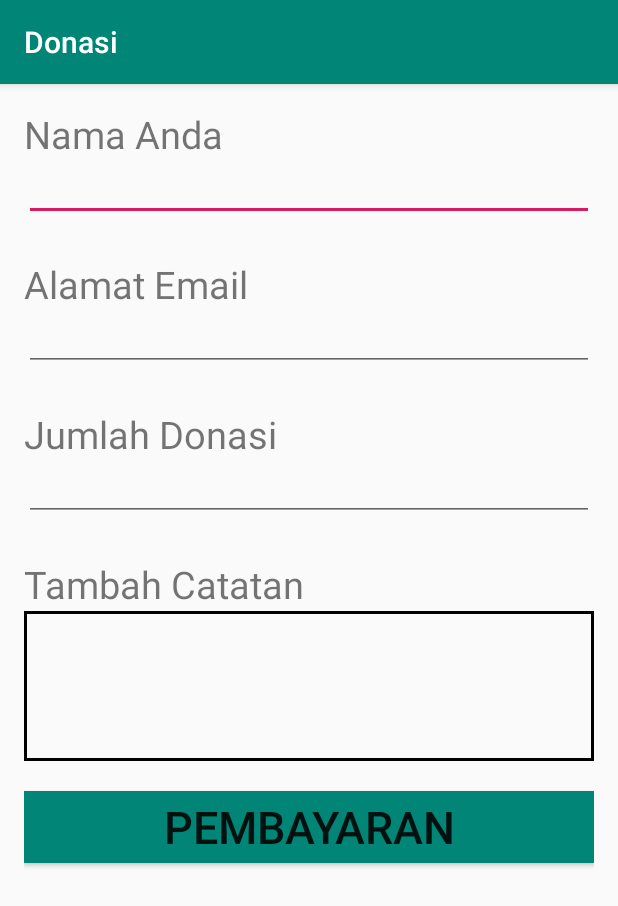
After one commit to widhibagoes/Pemrograman-Perangkat-Bergerak, an Android app: the Activity_donasi screen opened directly, with no data from a screen before it, on a phone screen of 412 x 824 dp. The commit adds this screen. Shown: the top 906 px of the screen. Run offline under Robolectric (Android 15) with nearby library versions, the phone set to English and light mode, and no system bars.

Commit message:
Pemrograman Mobile

```diff
--- a/MyViewAndViews/app/src/main/AndroidManifest.xml
+++ b/MyViewAndViews/app/src/main/AndroidManifest.xml
@@ -9,6 +9,7 @@
         android:roundIcon="@mipmap/ic_launcher_round"
         android:supportsRtl="true"
         android:theme="@style/AppTheme">
+        <activity android:name=".Activity_donasi"></activity>
         <activity android:name=".MainActivity">
             <intent-filter>
                 <action android:name="android.intent.action.MAIN" />
--- /dev/null
+++ b/MyViewAndViews/app/src/main/java/widhi/project/myviewandviews/Activity_donasi.java
@@ -0,0 +1,17 @@
+package widhi.project.myviewandviews;
+
+import androidx.appcompat.app.AppCompatActivity;
+
+import android.os.Bundle;
+
+public class Activity_donasi extends AppCompatActivity {
+
+    @Override
+    protected void onCreate(Bundle savedInstanceState) {
+        super.onCreate(savedInstanceState);
+        setContentView(R.layout.activity_donasi);
+        if (getSupportActionBar() != null) {
+            getSupportActionBar().setTitle("Donasi");
+        }
+    }
+}
--- a/MyViewAndViews/app/src/main/java/widhi/project/myviewandviews/MainActivity.java
+++ b/MyViewAndViews/app/src/main/java/widhi/project/myviewandviews/MainActivity.java
@@ -1,13 +1,33 @@
 package widhi.project.myviewandviews;
 
 import androidx.appcompat.app.AppCompatActivity;
+
+import android.content.Intent;
 import android.os.Bundle;
+import android.view.View;
+import android.widget.Button;
 
-public class MainActivity extends AppCompatActivity {
+public class MainActivity extends AppCompatActivity implements View.OnClickListener {
+    Button btn_Donasi;
 
     @Override
     protected void onCreate(Bundle savedInstanceState) {
         super.onCreate(savedInstanceState);
         setContentView(R.layout.activity_main);
+        btn_Donasi = findViewById(R.id.btnDonasi);
+        btn_Donasi.setOnClickListener(this);
+
+        if (getSupportActionBar() != null) {
+            getSupportActionBar().setTitle("Donasi Pesawat R80");
+        }
+    }
+    @Override
+    public void onClick(View view) {
+        switch (view.getId()) {
+            case R.id.btnDonasi:
+                Intent moveIntent = new Intent(MainActivity.this, Activity_donasi.class);
+                startActivity(moveIntent);
+                break;
+        }
     }
 }
--- /dev/null
+++ b/MyViewAndViews/app/src/main/res/drawable/catatan.xml
@@ -0,0 +1,4 @@
+<?xml version="1.0" encoding="utf-8"?>
+<shape xmlns:android="http://schemas.android.com/apk/res/android">
+<stroke android:width="2dp"/>
+</shape>
--- /dev/null
+++ b/MyViewAndViews/app/src/main/res/layout/activity_donasi.xml
@@ -0,0 +1,64 @@
+<?xml version="1.0" encoding="utf-8"?>
+<RelativeLayout xmlns:android="http://schemas.android.com/apk/res/android"
+    xmlns:app="http://schemas.android.com/apk/res-auto"
+    xmlns:tools="http://schemas.android.com/tools"
+    android:layout_width="match_parent"
+    android:layout_height="match_parent"
+    tools:context=".Activity_donasi"
+    android:paddingRight="16dp"
+    android:paddingLeft="16dp"
+    android:paddingTop="16dp"
+    android:paddingBottom="16dp">
+
+    <TextView
+        android:layout_width="match_parent"
+        android:layout_height="wrap_content"
+        android:text="Nama Anda"
+        android:textSize="25sp"/>
+    <EditText
+        android:layout_width="match_parent"
+        android:layout_height="wrap_content"
+        android:layout_marginTop="30sp"/>
+    <TextView
+        android:layout_width="match_parent"
+        android:layout_height="wrap_content"
+        android:layout_marginTop="100sp"
+        android:textSize="25sp"
+        android:text="Alamat Email"/>
+    <EditText
+        android:layout_width="match_parent"
+        android:layout_height="wrap_content"
+        android:layout_marginTop="130sp"/>
+    <TextView
+        android:layout_width="match_parent"
+        android:layout_height="wrap_content"
+        android:layout_marginTop="200sp"
+        android:textSize="25sp"
+        android:text="Jumlah Donasi"/>
+    <EditText
+        android:layout_width="match_parent"
+        android:layout_height="wrap_content"
+        android:layout_marginTop="230sp"/>
+    <TextView
+        android:layout_width="match_parent"
+        android:layout_height="wrap_content"
+        android:layout_marginTop="300sp"
+        android:textSize="25sp"
+        android:text="Tambah Catatan"/>
+    <EditText
+        android:layout_width="match_parent"
+        android:layout_height="wrap_content"
+        android:layout_marginTop="335sp"
+        android:background="@drawable/catatan"
+        android:height="100sp"/>
+    <Button
+        android:layout_width="match_parent"
+        android:layout_height="wrap_content"
+        android:text="Pembayaran"
+        android:textSize="30dp"
+        android:layout_marginTop="455sp"
+        android:layout_marginBottom="200sp"
+        android:background="@color/colorPrimary"/>
+
+
+</RelativeLayout>
--- a/MyViewAndViews/app/src/main/res/layout/activity_main.xml
+++ b/MyViewAndViews/app/src/main/res/layout/activity_main.xml
@@ -182,6 +182,7 @@
         </RelativeLayout>
 
         <Button
+            android:id="@+id/btnDonasi"
             android:layout_width="match_parent"
             android:layout_height="wrap_content"
             android:text="Donasi!"
```
Also changed, not shown: 3 other files.
